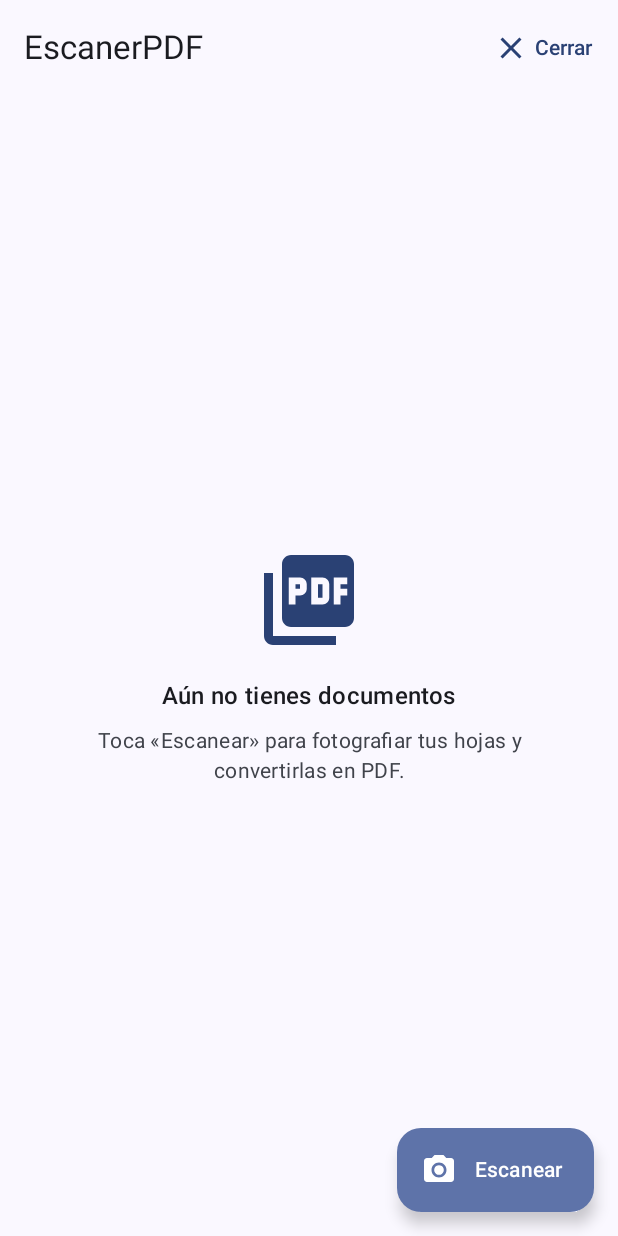
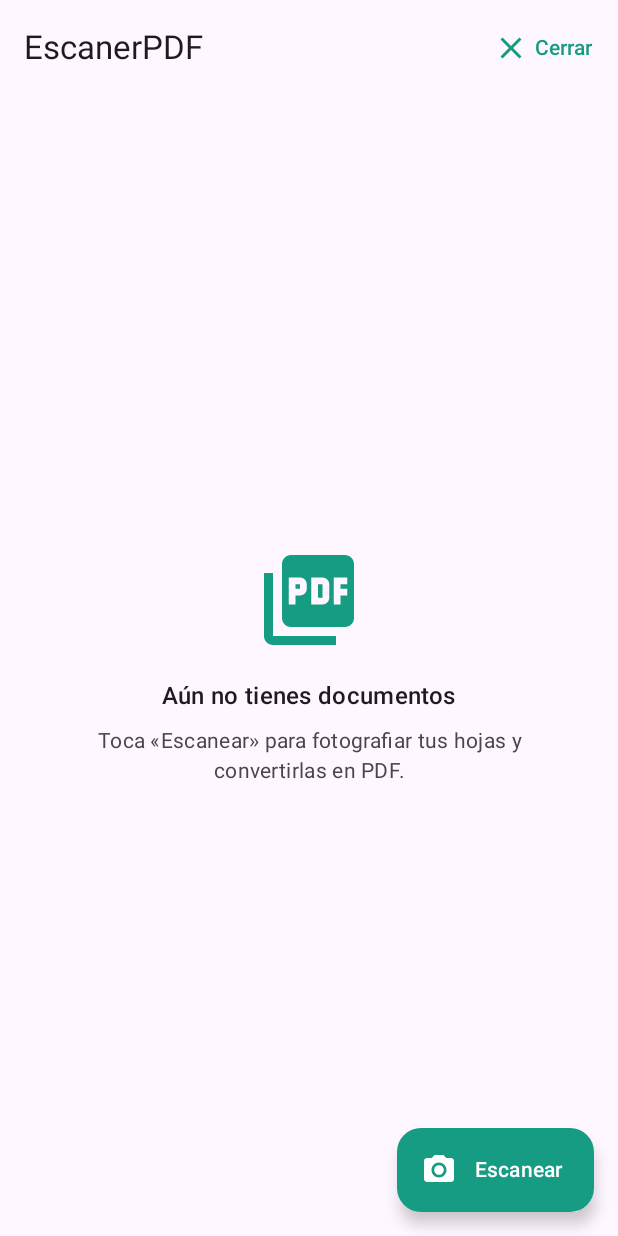
Before and after one commit to Alejo12680/EscanerPDF, an Android app built with Jetpack Compose: the screen it shows after launch (MainActivity), on a phone screen of 412 x 824 dp. Run offline under Robolectric (Android 15) with nearby library versions, the phone set to English and light mode, and no system bars; libraries missing offline, so code that uses them is left out: org.opencv.android, org.opencv.core, org.opencv.imgproc.

Commit message:
v1.1: filtros Color y Gris, diseño verde/azul y versión 1.1
- Vuelven los filtros Color, Gris y B/N en la pantalla de recorte, con
  vista previa. B/N sigue siendo el filtro por defecto.
- Color y Gris: resolución completa, enderezado con interpolación cúbica
  (texto más nítido) y JPEG calidad 90 (~1 MB por página). B/N sigue
  con calidad 95. En el PDF, las páginas a color van como RGB.
- Diseño: botones verdes, marco naranja y puntos más pequeños en el
  recorte (misma área de toque), tarjetas de PDF con degradado azul y
  sombra (más oscuras en el tema oscuro), botones de tarjeta con
  degradado verde. Se quita el color dinámico.
- versionCode 2, versionName 1.1.
- README actualizado.

```diff
--- a/app/build.gradle.kts
+++ b/app/build.gradle.kts
@@ -13,8 +13,8 @@ android {
         applicationId = "com.fabio.escanerpdf"
         minSdk = 24
         targetSdk = 36
-        versionCode = 1
-        versionName = "1.0"
+        versionCode = 2
+        versionName = "1.1"
 
         testInstrumentationRunner = "androidx.test.runner.AndroidJUnitRunner"
 
--- a/app/src/main/java/com/fabio/escanerpdf/datos/Modelos.kt
+++ b/app/src/main/java/com/fabio/escanerpdf/datos/Modelos.kt
@@ -5,10 +5,17 @@ import java.io.File
 
 data class Punto(val x: Float, val y: Float)
 
+enum class Filtro(val etiqueta: String) {
+    COLOR("Color"),
+    GRIS("Gris"),
+    BLANCO_NEGRO("B/N"),
+}
+
 data class PaginaEscaneada(
     val archivo: File,
     val ancho: Int,
     val alto: Int,
+    val enEscalaDeGrises: Boolean,
     val miniatura: Bitmap,
 )
 
--- a/app/src/main/java/com/fabio/escanerpdf/procesamiento/GeneradorPdf.kt
+++ b/app/src/main/java/com/fabio/escanerpdf/procesamiento/GeneradorPdf.kt
@@ -10,6 +10,7 @@ import com.tom_roush.pdfbox.pdmodel.PDPage
 import com.tom_roush.pdfbox.pdmodel.PDPageContentStream
 import com.tom_roush.pdfbox.pdmodel.common.PDRectangle
 import com.tom_roush.pdfbox.pdmodel.graphics.color.PDDeviceGray
+import com.tom_roush.pdfbox.pdmodel.graphics.color.PDDeviceRGB
 import com.tom_roush.pdfbox.pdmodel.graphics.image.PDImageXObject
 import java.io.File
 import java.io.IOException
@@ -43,8 +44,9 @@ object GeneradorPdf {
         val pdPagina = PDPage(PDRectangle(ANCHO_PAGINA, altoPagina))
         documento.addPage(pdPagina)
 
+        val espacioDeColor = if (pagina.enEscalaDeGrises) PDDeviceGray.INSTANCE else PDDeviceRGB.INSTANCE
         val imagen = pagina.archivo.inputStream().use { entrada ->
-            PDImageXObject(documento, entrada, COSName.DCT_DECODE, pagina.ancho, pagina.alto, 8, PDDeviceGray.INSTANCE)
+            PDImageXObject(documento, entrada, COSName.DCT_DECODE, pagina.ancho, pagina.alto, 8, espacioDeColor)
         }
 
         PDPageContentStream(documento, pdPagina).use { contenido ->
--- a/app/src/main/java/com/fabio/escanerpdf/ui/theme/Color.kt
+++ b/app/src/main/java/com/fabio/escanerpdf/ui/theme/Color.kt
@@ -2,10 +2,11 @@ package com.fabio.escanerpdf.ui.theme
 
 import androidx.compose.ui.graphics.Color
 
-val Purple80 = Color(0xFFD0BCFF)
-val PurpleGrey80 = Color(0xFFCCC2DC)
-val Pink80 = Color(0xFFEFB8C8)
-
-val Purple40 = Color(0xFF6650a4)
-val PurpleGrey40 = Color(0xFF625b71)
-val Pink40 = Color(0xFF7D5260)
+val Verde = Color(0xFF159C82)
+val VerdeClaro = Color(0xFF1AB592)
+val VerdeOscuro = Color(0xFF0C735E)
+val Naranja = Color(0xFFE67E22)
+val AzulClaro = Color(0xFF4BCFE8)
+val AzulOscuro = Color(0xFF0088C0)
+val AzulNocheClaro = Color(0xFF1C8DB5)
+val AzulNocheOscuro = Color(0xFF0A4A6E)
--- a/app/src/main/java/com/fabio/escanerpdf/ui/theme/Theme.kt
+++ b/app/src/main/java/com/fabio/escanerpdf/ui/theme/Theme.kt
@@ -1,57 +1,39 @@
 package com.fabio.escanerpdf.ui.theme
 
-import android.app.Activity
-import android.os.Build
 import androidx.compose.foundation.isSystemInDarkTheme
 import androidx.compose.material3.MaterialTheme
 import androidx.compose.material3.darkColorScheme
-import androidx.compose.material3.dynamicDarkColorScheme
-import androidx.compose.material3.dynamicLightColorScheme
 import androidx.compose.material3.lightColorScheme
 import androidx.compose.runtime.Composable
-import androidx.compose.ui.platform.LocalContext
+import androidx.compose.ui.graphics.Color
 
 private val DarkColorScheme = darkColorScheme(
-    primary = Purple80,
-    secondary = PurpleGrey80,
-    tertiary = Pink80
+    primary = Verde,
+    onPrimary = Color.White,
+    primaryContainer = Verde,
+    onPrimaryContainer = Color.White,
+    secondaryContainer = Verde,
+    onSecondaryContainer = Color.White,
+    outline = Verde,
 )
 
 private val LightColorScheme = lightColorScheme(
-    primary = Purple40,
-    secondary = PurpleGrey40,
-    tertiary = Pink40
-
-    /* Other default colors to override
-    background = Color(0xFFFFFBFE),
-    surface = Color(0xFFFFFBFE),
+    primary = Verde,
     onPrimary = Color.White,
-    onSecondary = Color.White,
-    onTertiary = Color.White,
-    onBackground = Color(0xFF1C1B1F),
-    onSurface = Color(0xFF1C1B1F),
-    */
+    primaryContainer = Verde,
+    onPrimaryContainer = Color.White,
+    secondaryContainer = Verde,
+    onSecondaryContainer = Color.White,
+    outline = Verde,
 )
 
 @Composable
 fun EscanerPDFTheme(
     darkTheme: Boolean = isSystemInDarkTheme(),
-    // Dynamic color is available on Android 12+
-    dynamicColor: Boolean = true,
     content: @Composable () -> Unit
 ) {
-    val colorScheme = when {
-        dynamicColor && Build.VERSION.SDK_INT >= Build.VERSION_CODES.S -> {
-            val context = LocalContext.current
-            if (darkTheme) dynamicDarkColorScheme(context) else dynamicLightColorScheme(context)
-        }
-
-        darkTheme -> DarkColorScheme
-        else -> LightColorScheme
-    }
-
     MaterialTheme(
-        colorScheme = colorScheme,
+        colorScheme = if (darkTheme) DarkColorScheme else LightColorScheme,
         typography = Typography,
         content = content
     )
```
Also changed, not shown: app/src/main/java/com/fabio/escanerpdf/procesamiento/Filtros.kt (added, +36 -0 lines), app/src/main/java/com/fabio/escanerpdf/procesamiento/ProcesadorPagina.kt (+21 -11 lines), app/src/main/java/com/fabio/escanerpdf/ui/inicio/PantallaInicio.kt (+48 -21 lines), app/src/main/java/com/fabio/escanerpdf/ui/recorte/EditorEsquinas.kt (+5 -6 lines), app/src/main/java/com/fabio/escanerpdf/ui/recorte/PantallaRecorte.kt (+16 -0 lines), app/src/main/java/com/fabio/escanerpdf/viewmodel/EscanerViewModel.kt (+25 -3 lines), 1 other file.
